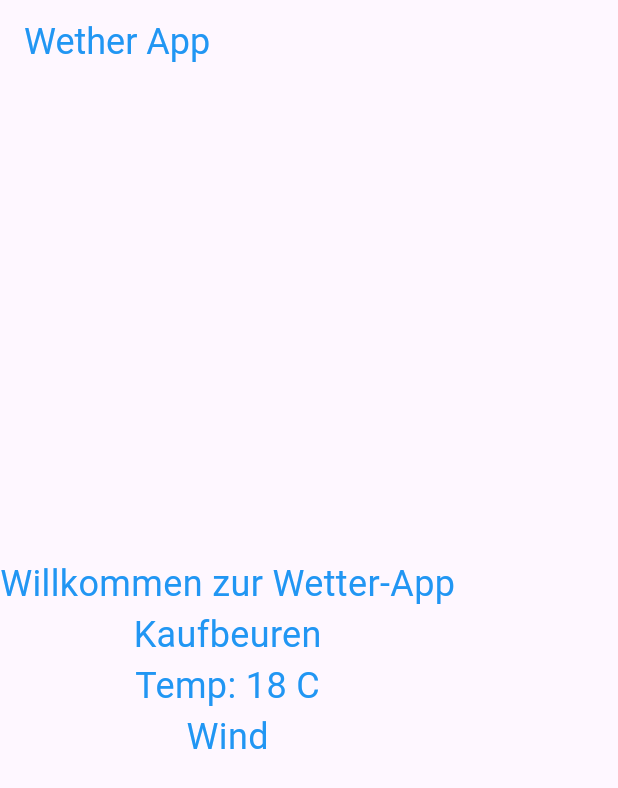
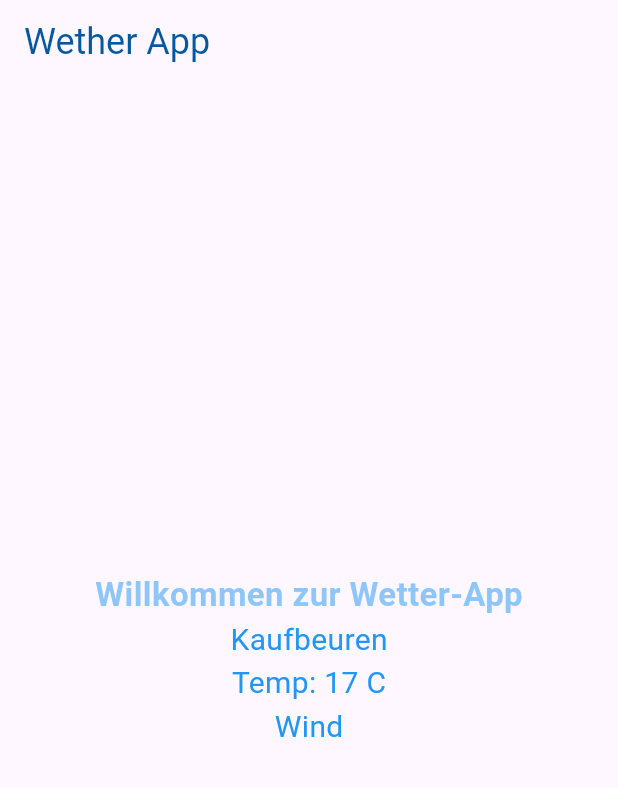
Before and after one commit to komvik/weather_app, a Flutter app: the screen it shows after launch, on a phone screen of 412 x 824 dp. Shown: the top 788 px of the screen. Run offline on Flutter 3.47's test engine with Material 3 defaults, Android fonts, the phone set to English and light mode, and no system bars.

Commit message:
rename weather_data.dart

```diff
--- a/lib/main.dart
+++ b/lib/main.dart
@@ -1,26 +1,26 @@
 import 'package:flutter/material.dart';
+import 'package:weather_app/weather_data.dart';
 import 'package:weather_app/weather_app.dart';
-import 'package:weather_app/wether_kf.dart';
 
 void main() {
-  final WetherKF wetherkf = WetherKF(
+  WeatherKF weatherkf = WeatherKF(
     city: "Kaufbeuren",
-    temperatur: 18,
+    temperatur: 17,
     wetherstate: "Wind",
   );
 
-  runApp(MainApp(wetherkf: wetherkf));
+  runApp(MainApp(weatherkf: weatherkf));
 }
 
 class MainApp extends StatelessWidget {
-  const MainApp({super.key, required this.wetherkf});
+  const MainApp({super.key, required this.weatherkf});
 
-  final WetherKF wetherkf;
+  final WeatherKF weatherkf;
 
   @override
   Widget build(BuildContext context) {
     return MaterialApp(
-      home: WeatherApp(wetherkf: wetherkf),
+      home: WeatherApp(weatherkf: weatherkf),
     );
   }
 }
--- a/lib/weather_app.dart
+++ b/lib/weather_app.dart
@@ -1,17 +1,18 @@
 import 'package:flutter/material.dart';
-import 'package:weather_app/wether_kf.dart';
+import 'package:weather_app/weather_data.dart';
 
 class WeatherApp extends StatelessWidget {
-  WeatherApp({super.key, required this.wetherkf});
+  WeatherApp({super.key, required this.weatherkf});
 
-  WetherKF wetherkf;
+  WeatherKF weatherkf;
   @override
   Widget build(BuildContext context) {
     return Scaffold(
         appBar: AppBar(
           title: const Text(
             "Wether App",
-            style: TextStyle(color: Colors.blue, fontSize: 24),
+            style:
+                TextStyle(color: Color.fromARGB(255, 3, 88, 159), fontSize: 24),
           ),
         ),
         body: Container(
@@ -19,21 +20,29 @@ class WeatherApp extends StatelessWidget {
             mainAxisAlignment: MainAxisAlignment.center,
             crossAxisAlignment: CrossAxisAlignment.center,
             children: [
-              const Text(
-                "Willkommen zur Wetter-App",
-                style: TextStyle(color: Colors.blue, fontSize: 24),
+              Row(
+                mainAxisAlignment: MainAxisAlignment.center,
+                children: [
+                  Text(
+                    "Willkommen zur Wetter-App",
+                    style: TextStyle(
+                        color: Colors.blue.withOpacity(0.5),
+                        fontSize: 22,
+                        fontWeight: FontWeight.bold),
+                  ),
+                ],
               ),
               Text(
-                wetherkf.city,
-                style: const TextStyle(color: Colors.blue, fontSize: 24),
+                weatherkf.city,
+                style: const TextStyle(color: Colors.blue, fontSize: 20),
               ),
               Text(
-                "Temp: ${wetherkf.temperatur} C",
-                style: const TextStyle(color: Colors.blue, fontSize: 24),
+                "Temp: ${weatherkf.temperatur} C",
+                style: const TextStyle(color: Colors.blue, fontSize: 20),
               ),
               Text(
-                wetherkf.wetherstate,
-                style: const TextStyle(color: Colors.blue, fontSize: 24),
+                weatherkf.wetherstate,
+                style: const TextStyle(color: Colors.blue, fontSize: 20),
               ),
             ],
           ),
--- /dev/null
+++ b/lib/weather_data.dart
@@ -0,0 +1,11 @@
+class WeatherKF {
+  final String city;
+  final int temperatur;
+  final String wetherstate;
+
+  WeatherKF({
+    required this.city,
+    required this.temperatur,
+    required this.wetherstate,
+  });
+}
```
